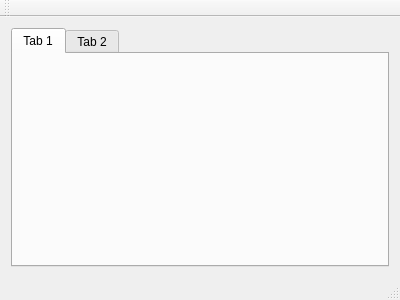
Above: App/QmlStyleTest/qmlstylewindow.ui from tiangaomingjing/ServoDriveTech before the change. Below: the same form after it.
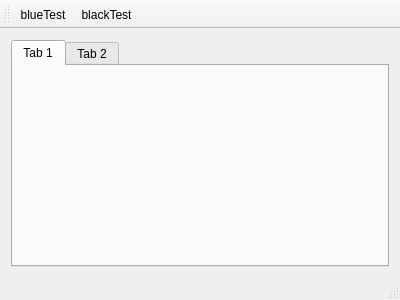
That is the form after the change. The open tabs and pages were chosen to show the change.

Diff of the .ui file:
```diff
--- a/App/QmlStyleTest/qmlstylewindow.ui
+++ b/App/QmlStyleTest/qmlstylewindow.ui
@@ -61,8 +61,20 @@
    <attribute name="toolBarBreak">
     <bool>false</bool>
    </attribute>
+   <addaction name="actionBlueTest"/>
+   <addaction name="actionBlackTest"/>
   </widget>
   <widget class="QStatusBar" name="statusBar"/>
+  <action name="actionBlueTest">
+   <property name="text">
+    <string>blueTest</string>
+   </property>
+  </action>
+  <action name="actionBlackTest">
+   <property name="text">
+    <string>blackTest</string>
+   </property>
+  </action>
  </widget>
  <layoutdefault spacing="6" margin="11"/>
  <resources/>
```
Left out of the diff: 2 changed lines with no effect on the pictures.
